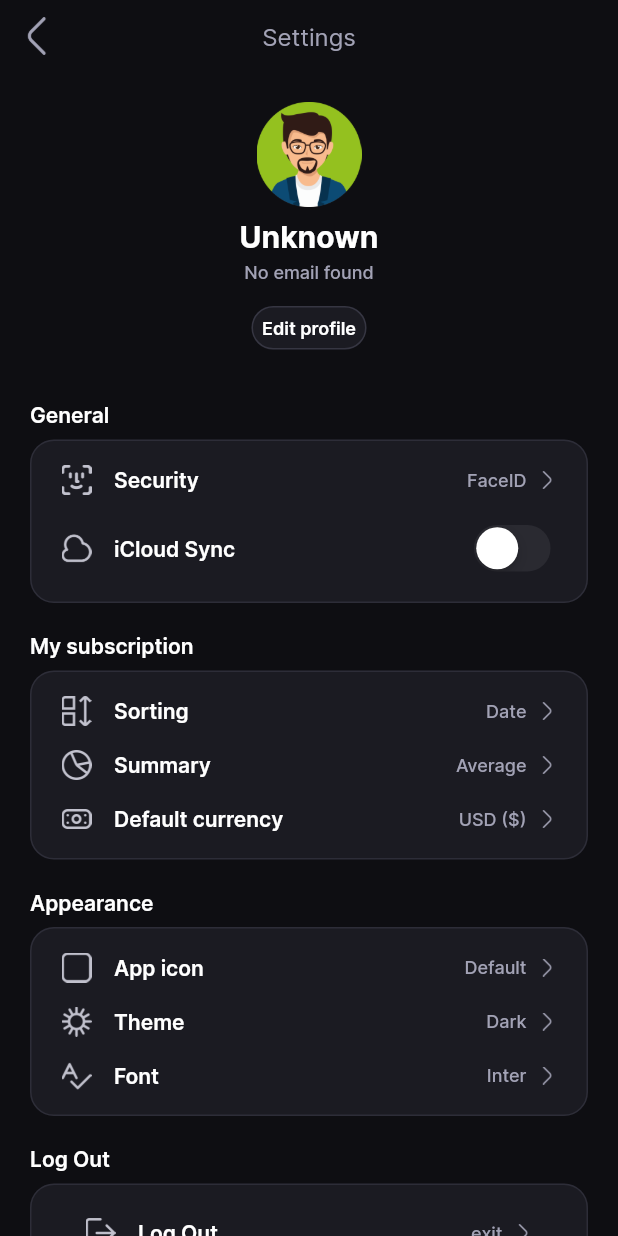
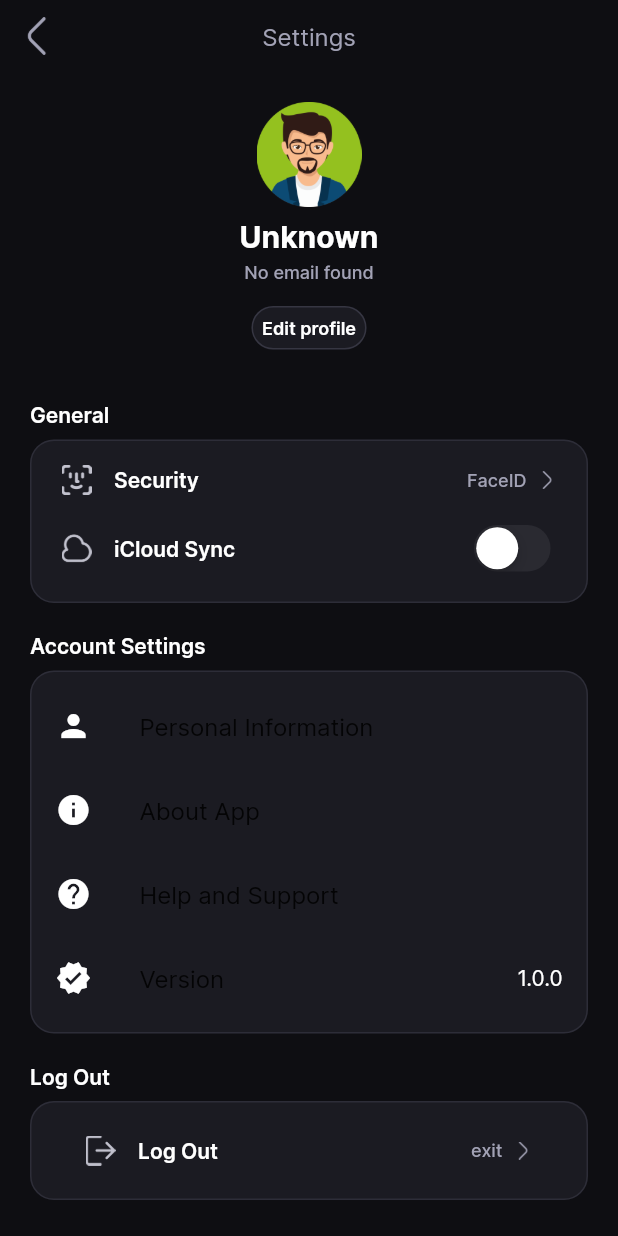
Before and after one commit to SHADIC20003/Econible-mob-app, a Flutter app: the SettingsView screen opened directly, on a phone screen of 412 x 824 dp. Run offline on Flutter 3.47's test engine with Material 3 defaults, Android fonts, the phone set to English and light mode, and no system bars; our stand-ins replace carousel_slider, dotted_border, fl_chart, scrollable_positioned_list, shared_preferences, sqflite; accounts and stored records are empty.

Commit message:
modified the settings page

```diff
--- a/lib/view/settings/settings_view.dart
+++ b/lib/view/settings/settings_view.dart
@@ -4,6 +4,11 @@ import 'package:trackizer/sqldb.dart';
 import '../../common/color_extension.dart';
 import '../../common_widget/icon_item_row.dart';
 import '../../view/login/sign_in_view.dart';
+import 'package:trackizer/view/settings/personal_information_page.dart';
+import 'package:trackizer/view/settings/help_support_page.dart';
+import 'package:trackizer/view/settings/about_app_page.dart';
+
+
 
 class SettingsView extends StatefulWidget {
   const SettingsView({Key? key}) : super(key: key);
@@ -22,33 +27,22 @@ class _SettingsViewState extends State<SettingsView> {
   @override
   void initState() {
     super.initState();
-    getData(); // Call the getData function here to initially load the data
+    getData();
   }
 
   @override
   void didChangeDependencies() {
     super.didChangeDependencies();
-    getData(); // Call getData here to refresh data when dependencies change
+    getData();
   }
 
   void getData() async {
     final SharedPreferences sharedPreferences = await SharedPreferences.getInstance();
     email = sharedPreferences.getString('current_email');
 
-    // Log email to debug
-    //print('Fetched email from SharedPreferences: $email');
-
     if (email != null && email!.isNotEmpty) {
-      // Properly escape the email value to avoid SQL injection
       String escapedEmail = email!.replaceAll("'", "''");
-
-      // Log the SQL query to debug
-      //print('SQL query: SELECT * FROM users WHERE email = \'$escapedEmail\'');
-
       List<Map<String, dynamic>> data = await sqldb.readData("SELECT * FROM users WHERE email = '$escapedEmail' ");
-
-      // Log the data fetched from the database
-      //print('Data fetched from the database: $data');
 
       if (data.isNotEmpty) {
         setState(() {
@@ -67,6 +61,13 @@ class _SettingsViewState extends State<SettingsView> {
         dbUsername = 'Unknown';
       });
     }
+  }
+
+  void navigateToPage(Widget page) {
+    Navigator.push(
+      context,
+      MaterialPageRoute(builder: (context) => page),
+    );
   }
 
   @override
@@ -217,7 +218,7 @@ class _SettingsViewState extends State<SettingsView> {
                     Padding(
                       padding: const EdgeInsets.only(top: 20, bottom: 8),
                       child: Text(
-                        "My subscription",
+                        "Account Settings",
                         style: TextStyle(
                             color: TColor.white,
                             fontSize: 14,
@@ -233,61 +234,33 @@ class _SettingsViewState extends State<SettingsView> {
                         color: TColor.gray60.withOpacity(0.2),
                         borderRadius: BorderRadius.circular(16),
                       ),
-                      child: const Column(
+                      child: Column(
                         children: [
-                          IconItemRow(
-                            title: "Sorting",
-                            icon: "assets/img/sorting.png",
-                            value: "Date",
+                          ListTile(
+                            title: const Text("Personal Information"),
+                            leading: const Icon(Icons.person, color: Colors.white),
+                            onTap: () {
+                              navigateToPage(const PersonalInformationPage());
+                            },
                           ),
-                          IconItemRow(
-                            title: "Summary",
-                            icon: "assets/img/chart.png",
-                            value: "Average",
+                          ListTile(
+                            title: const Text("About App"),
+                            leading: const Icon(Icons.info, color: Colors.white),
+                            onTap: () {
+                              navigateToPage(const AboutAppPage());
+                            },
                           ),
-                          IconItemRow(
-                            title: "Default currency",
-                            icon: "assets/img/money.png",
-                            value: "USD (\$)",
+                          ListTile(
+                            title: const Text("Help and Support"),
+                            leading: const Icon(Icons.help, color: Colors.white),
+                            onTap: () {
+                              navigateToPage(const HelpSupportPage());
+                            },
                           ),
-                        ],
-                      ),
-                    ),
-                    Padding(
-                      padding: const EdgeInsets.only(top: 20, bottom: 8),
-                      child: Text(
-                        "Appearance",
-                        style: TextStyle(
-                            color: TColor.white,
-                            fontSize: 14,
-                            fontWeight: FontWeight.w600),
-                      ),
-                    ),
-                    Container(
-                      padding: const EdgeInsets.symmetric(vertical: 8),
-                      decoration: BoxDecoration(
-                        border: Border.all(
-                          color: TColor.border.withOpacity(0.1),
-                        ),
-                        color: TColor.gray60.withOpacity(0.2),
-                        borderRadius: BorderRadius.circular(16),
-                      ),
-                      child: const Column(
-                        children: [
-                          IconItemRow(
-                            title: "App icon",
-                            icon: "assets/img/app_icon.png",
-                            value: "Default",
-                          ),
-                          IconItemRow(
-                            title: "Theme",
-                            icon: "assets/img/light_theme.png",
-                            value: "Dark",
-                          ),
-                          IconItemRow(
-                            title: "Font",
-                            icon: "assets/img/font.png",
-                            value: "Inter",
+                          ListTile(
+                            title: const Text("Version"),
+                            leading: const Icon(Icons.verified, color: Colors.white),
+                            trailing: const Text("1.0.0", style: TextStyle(color: Colors.white)),
                           ),
                         ],
                       ),
```
Also changed, not shown: lib/view/settings/about_app_page.dart (added, +91 -0 lines), lib/view/settings/help_support_page.dart (added, +71 -0 lines), lib/view/settings/personal_information_page.dart (added, +108 -0 lines).
